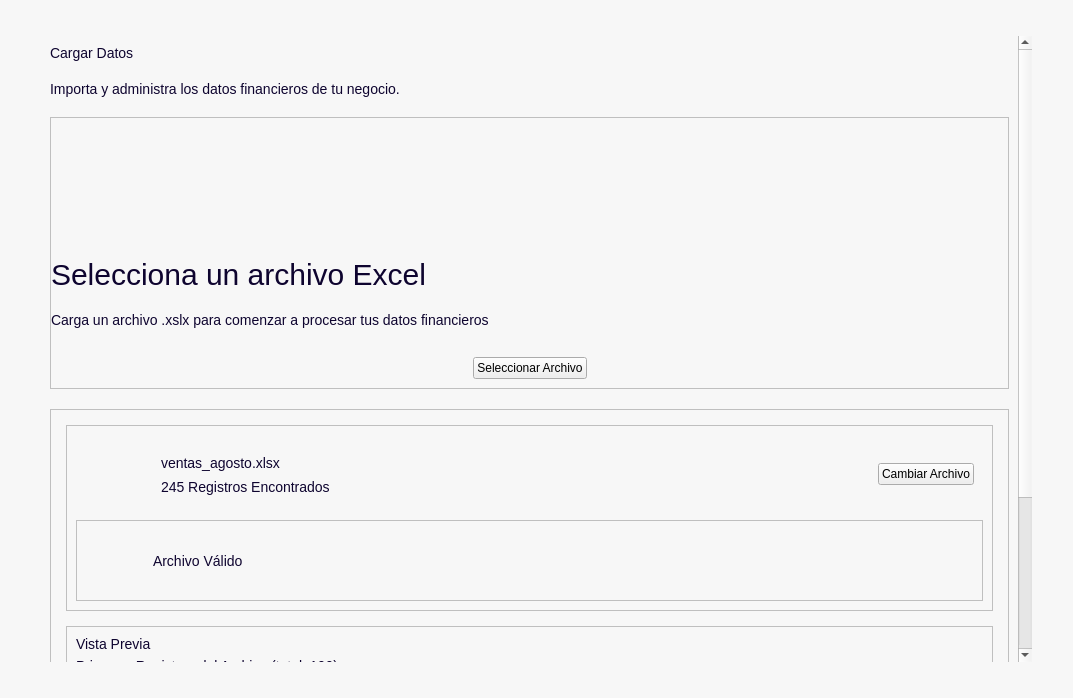
Old version of the form app/ui/dashboard/pages/cargar_datos.ui in the repository Brando-1510/Proyecto-Integrador-2.0.
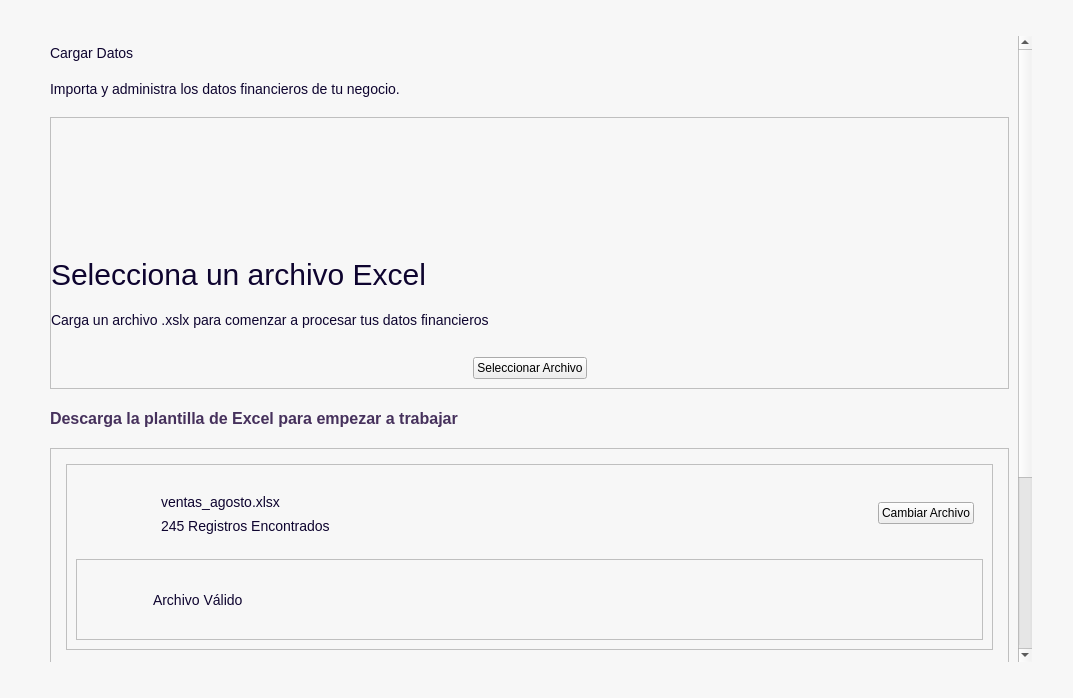
New version of the form. Icons and pictures are not drawn.

What changed in the file:
```diff
--- a/app/ui/dashboard/pages/cargar_datos.ui
+++ b/app/ui/dashboard/pages/cargar_datos.ui
@@ -190,9 +190,9 @@
         <property name="geometry">
          <rect>
           <x>0</x>
-          <y>-279</y>
+          <y>0</y>
           <width>987</width>
-          <height>909</height>
+          <height>948</height>
          </rect>
         </property>
         <property name="sizePolicy">
@@ -406,6 +406,23 @@
              </layout>
             </widget>
            </item>
+           <item>
+            <widget class="QLabel" name="label_7">
+             <property name="styleSheet">
+              <string notr="true">font-size:16px;
+color: #46315c;
+font-weight:bold;
+qproperty-alignment: 'AlignCenter';</string>
+             </property>
+             <property name="text">
+              <string>&lt;a href=&quot;https://luis-hdz7.github.io/Finanzen-Web/excelTemplate.html&quot; style=&quot;color: #46315c; text-align: center; text-decoration: none;&quot;&gt;Descarga la plantilla de Excel para empezar a trabajar&lt;/a&gt;
+</string>
+             </property>
+             <property name="openExternalLinks">
+              <bool>true</bool>
+             </property>
+            </widget>
+           </item>
            <item>
             <widget class="QFrame" name="frameArchivo">
              <property name="frameShape">
```
